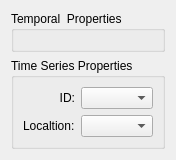
Qt form src/terralib/qt/widgets/st/ui/TimeSeriesPropertiesWidgetForm.ui (claudiobogossian/terralib5) before a commit.
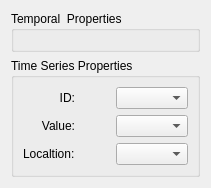
The same form after that commit.

Patch:
```diff
--- a/src/terralib/qt/widgets/st/ui/TimeSeriesPropertiesWidgetForm.ui
+++ b/src/terralib/qt/widgets/st/ui/TimeSeriesPropertiesWidgetForm.ui
@@ -6,8 +6,8 @@
    <rect>
     <x>0</x>
     <y>0</y>
-    <width>161</width>
-    <height>150</height>
+    <width>211</width>
+    <height>174</height>
    </rect>
   </property>
   <property name="windowTitle">
@@ -40,7 +40,7 @@
      </property>
      <layout class="QGridLayout" name="gridLayout">
       <item row="0" column="0">
-       <layout class="QHBoxLayout" name="horizontalLayout">
+       <layout class="QVBoxLayout" name="verticalLayout">
         <item>
          <widget class="QLabel" name="m_idLabel">
           <property name="text">
@@ -52,19 +52,15 @@
          </widget>
         </item>
         <item>
-         <widget class="QComboBox" name="m_idComboBox">
-          <property name="sizePolicy">
-           <sizepolicy hsizetype="Preferred" vsizetype="Fixed">
-            <horstretch>0</horstretch>
-            <verstretch>0</verstretch>
-           </sizepolicy>
+         <widget class="QLabel" name="m_valueLabel">
+          <property name="text">
+           <string>Value:</string>
+          </property>
+          <property name="alignment">
+           <set>Qt::AlignRight|Qt::AlignTrailing|Qt::AlignVCenter</set>
           </property>
          </widget>
         </item>
-       </layout>
-      </item>
-      <item row="1" column="0">
-       <layout class="QHBoxLayout" name="horizontalLayout_2">
         <item>
          <widget class="QLabel" name="m_locationLabel">
           <property name="text">
@@ -72,10 +68,77 @@
           </property>
          </widget>
         </item>
+       </layout>
+      </item>
+      <item row="0" column="1">
+       <layout class="QVBoxLayout" name="verticalLayout_2">
+        <item>
+         <spacer name="horizontalSpacer">
+          <property name="orientation">
+           <enum>Qt::Horizontal</enum>
+          </property>
+          <property name="sizeHint" stdset="0">
+           <size>
+            <width>40</width>
+            <height>20</height>
+           </size>
+          </property>
+         </spacer>
+        </item>
+        <item>
+         <spacer name="horizontalSpacer_3">
+          <property name="orientation">
+           <enum>Qt::Horizontal</enum>
+          </property>
+          <property name="sizeHint" stdset="0">
+           <size>
+            <width>40</width>
+            <height>20</height>
+           </size>
+          </property>
+         </spacer>
+        </item>
+        <item>
+         <spacer name="horizontalSpacer_2">
+          <property name="orientation">
+           <enum>Qt::Horizontal</enum>
+          </property>
+          <property name="sizeHint" stdset="0">
+           <size>
+            <width>40</width>
+            <height>20</height>
+           </size>
+          </property>
+         </spacer>
+        </item>
+       </layout>
+      </item>
+      <item row="0" column="2">
+       <layout class="QVBoxLayout" name="verticalLayout_3">
+        <item>
+         <widget class="QComboBox" name="m_idComboBox">
+          <property name="sizePolicy">
+           <sizepolicy hsizetype="Expanding" vsizetype="Fixed">
+            <horstretch>0</horstretch>
+            <verstretch>0</verstretch>
+           </sizepolicy>
+          </property>
+         </widget>
+        </item>
+        <item>
+         <widget class="QComboBox" name="m_valueComboBox">
+          <property name="sizePolicy">
+           <sizepolicy hsizetype="Expanding" vsizetype="Fixed">
+            <horstretch>0</horstretch>
+            <verstretch>0</verstretch>
+           </sizepolicy>
+          </property>
+         </widget>
+        </item>
         <item>
          <widget class="QComboBox" name="m_locationComboBox">
           <property name="sizePolicy">
-           <sizepolicy hsizetype="Preferred" vsizetype="Fixed">
+           <sizepolicy hsizetype="Expanding" vsizetype="Fixed">
             <horstretch>0</horstretch>
             <verstretch>0</verstretch>
            </sizepolicy>
```
